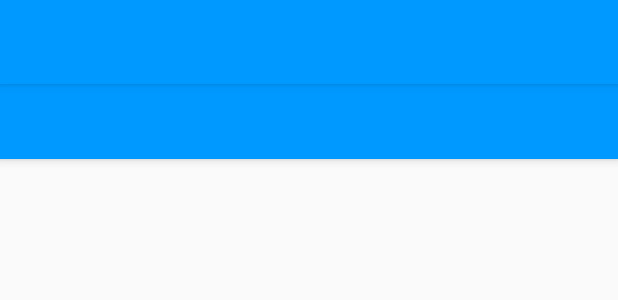
After one commit to Kuyas/Welfare, an Android app: the layout activity_user_details.xml on its own in the app's theme, with its tools: preview values and no code run, on a phone screen of 412 x 824 dp. The commit adds this screen. Shown: the top 300 px of the screen. Run offline under Robolectric (Android 15) with nearby library versions, the phone set to English and light mode, and no system bars.

Commit message:
UserDetailsActivity and activity_user_details.xml added.

```diff
--- a/app/build.gradle
+++ b/app/build.gradle
@@ -22,6 +22,8 @@ dependencies {
     implementation fileTree(dir: 'libs', include: ['*.jar'])
     implementation 'com.android.support:appcompat-v7:27.1.1'
     implementation 'com.android.support.constraint:constraint-layout:1.1.0'
+    //implementation 'com.google.android.material:material:1.0.0-alpha1'
+    implementation 'com.android.support:design:27.1.1'
     testImplementation 'junit:junit:4.12'
     androidTestImplementation 'com.android.support.test:runner:1.0.2'
     androidTestImplementation 'com.android.support.test.espresso:espresso-core:3.0.2'
--- a/app/src/main/AndroidManifest.xml
+++ b/app/src/main/AndroidManifest.xml
@@ -16,6 +16,10 @@
                 <category android:name="android.intent.category.LAUNCHER" />
             </intent-filter>
         </activity>
+
+        <activity android:name=".UserDetailsActivity"
+            android:parentActivityName=".MainActivity" />
+
     </application>
 
 </manifest>
--- /dev/null
+++ b/app/src/main/res/drawable/ic_arrow_back_black_24dp.xml
@@ -0,0 +1,5 @@
+<vector android:height="24dp" android:tint="#FFFFFF"
+    android:viewportHeight="24.0" android:viewportWidth="24.0"
+    android:width="24dp" xmlns:android="http://schemas.android.com/apk/res/android">
+    <path android:fillColor="#FF000000" android:pathData="M20,11H7.83l5.59,-5.59L12,4l-8,8 8,8 1.41,-1.41L7.83,13H20v-2z"/>
+</vector>
--- /dev/null
+++ b/app/src/main/res/layout/activity_user_details.xml
@@ -0,0 +1,65 @@
+<?xml version="1.0" encoding="utf-8"?>
+
+<android.support.design.widget.CoordinatorLayout xmlns:android="http://schemas.android.com/apk/res/android"
+    xmlns:app="http://schemas.android.com/apk/res-auto"
+    xmlns:tools="http://schemas.android.com/tools"
+    android:layout_width="match_parent"
+    android:layout_height="match_parent"
+    android:fitsSystemWindows="true"
+    tools:context=".MainActivity">
+    <!--TODO: change the activity name above-->
+
+
+    <android.support.design.widget.AppBarLayout
+        xmlns:android="http://schemas.android.com/apk/res/android"
+        xmlns:app="http://schemas.android.com/apk/res-auto"
+        android:layout_width="match_parent"
+        android:layout_height="wrap_content"
+        android:theme="@style/AppTheme.AppBarOverlay">
+
+        <android.support.v7.widget.Toolbar
+            android:id="@+id/activity_main_toolbar"
+            android:layout_width="match_parent"
+            android:layout_height="wrap_content"
+            android:background="?attr/colorPrimary"
+            android:elevation="4dp"
+            app:layout_scrollFlags="enterAlways"
+            app:popupTheme="@style/AppTheme.PopupOverlay">
+
+        </android.support.v7.widget.Toolbar>
+
+
+        <android.support.design.widget.TabLayout
+            xmlns:android="http://schemas.android.com/apk/res/android"
+            xmlns:app="http://schemas.android.com/apk/res-auto"
+            android:id="@+id/activity_user_details_tabs"
+            android:layout_width="match_parent"
+            android:layout_height="@dimen/activity_user_details_tabs_height"
+            app:tabMode="scrollable" />
+
+    </android.support.design.widget.AppBarLayout>
+
+    <android.support.v4.widget.NestedScrollView xmlns:android="http://schemas.android.com/apk/res/android"
+        xmlns:app="http://schemas.android.com/apk/res-auto"
+        android:layout_width="match_parent"
+        android:layout_height="match_parent"
+        app:layout_behavior="@string/appbar_scrolling_view_behavior">
+
+        <!--<LinearLayout
+            android:layout_width="match_parent"
+            android:layout_height="match_parent"
+            android:orientation="vertical"
+            app:layout_behavior="@string/appbar_scrolling_view_behavior">
+
+            <TextView
+                android:layout_width="match_parent"
+                android:layout_height="wrap_content"
+                android:text="@string/sample_text"
+                android:textSize="22sp"/>
+
+        </LinearLayout>-->
+
+
+    </android.support.v4.widget.NestedScrollView>
+
+</android.support.design.widget.CoordinatorLayout>
--- a/app/src/main/res/values/dimens.xml
+++ b/app/src/main/res/values/dimens.xml
@@ -3,4 +3,7 @@
     <dimen name="activity_main_heading_width">390dp</dimen>
     <dimen name="activity_main_button_size">110dp</dimen>
     <dimen name="activity_main_text_size">12sp</dimen>
+
+    <dimen name="activity_user_details_tabs_height">50dp</dimen>
+    <dimen name="activity_app_bar_toolbar_height">50dp</dimen>
 </resources>
--- a/app/src/main/res/values/strings.xml
+++ b/app/src/main/res/values/strings.xml
@@ -11,4 +11,6 @@
     <string name="activity_lang_textview_language_choice">Choose your Language</string>
     <string name="activity_lang_button_language_english">English</string>
     <string name="activity_lang_button_language_malayalam">Malayalam</string>
+
+
 </resources>
--- a/app/src/main/res/values/styles.xml
+++ b/app/src/main/res/values/styles.xml
@@ -13,6 +13,14 @@
         <item name="colorPrimary">#0099FF</item>
         <!-- Background color of buttons in the app -->
         <item name="colorButtonNormal">#00CCFF  </item>
+
+        <!-- to use a toolbar instead of window action bar -->
+        <item name="windowActionBar">false</item>
+        <item name="windowNoTitle">true</item>
+
     </style>
 
+    <style name="AppTheme.AppBarOverlay" parent="ThemeOverlay.AppCompat.Dark.ActionBar" />
+    <style name="AppTheme.PopupOverlay" parent="ThemeOverlay.AppCompat.Light" />
+
 </resources>
--- a/build.gradle
+++ b/build.gradle
@@ -8,7 +8,6 @@ buildscript {
     }
     dependencies {
         classpath 'com.android.tools.build:gradle:3.1.2'
-
 
         // NOTE: Do not place your application dependencies here; they belong
         // in the individual module build.gradle files
```
Also changed, not shown: app/src/main/java/com/example/android/welfare/MainActivity.java (+44 -0 lines), app/src/main/java/com/example/android/welfare/UserDetailsActivity.java (added, +35 -0 lines), app/src/main/res/layout/activity_main.xml (+14 -8 lines), app/src/main/res/layout/app_bar_main.xml (added, +21 -0 lines), app/src/main/res/menu/main.xml (added, +8 -0 lines).
